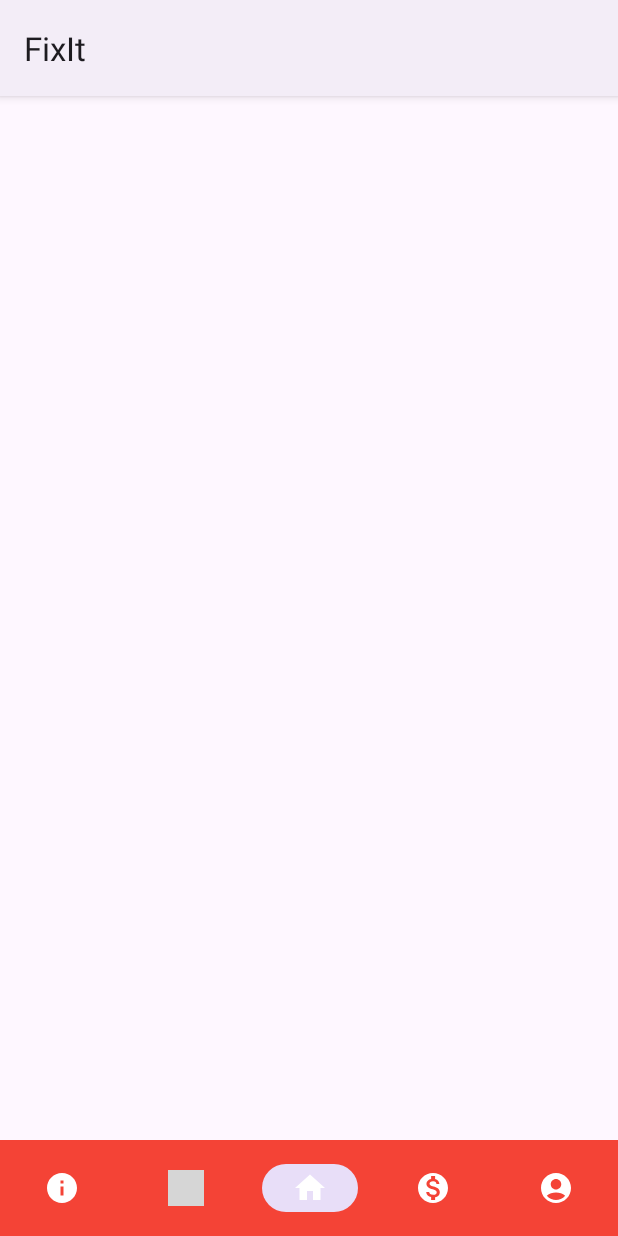
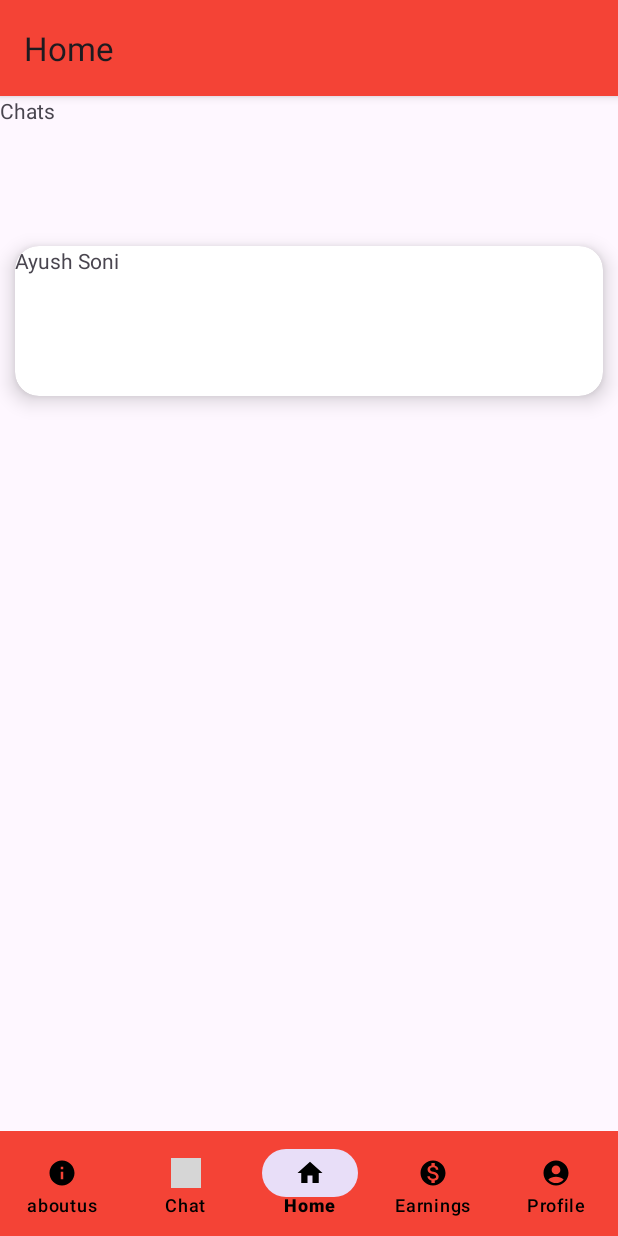
Before and after one commit to Ayush301077/FixIt, an Android app: the ServiceProviderDashboard screen opened directly, with no data from a screen before it, item 3 of the bottom bar chosen, on a phone screen of 412 x 824 dp. Run offline under Robolectric (Android 15) with nearby library versions, the phone set to English and light mode, and no system bars; grey boxes are pictures that could not be loaded.

Commit message:
service provider: created all demo fragments which change on the basis of icon clicked

```diff
--- a/app/src/main/AndroidManifest.xml
+++ b/app/src/main/AndroidManifest.xml
@@ -12,6 +12,10 @@
         android:supportsRtl="true"
         android:theme="@style/Base.Theme.FixIt"
         tools:targetApi="31">
+
+        <activity
+            android:name=".ServiceProviderSignUpActivity"
+            android:exported="false" />
         <activity
             android:name=".ServiceProviderDashboard"
             android:exported="false" />
--- /dev/null
+++ b/app/src/main/java/com/example/fixit/HomeFragment.java
@@ -0,0 +1,34 @@
+package com.example.fixit;
+
+import android.os.Bundle;
+
+import androidx.annotation.NonNull;
+import androidx.annotation.Nullable;
+import androidx.fragment.app.Fragment;
+
+import android.view.LayoutInflater;
+import android.view.View;
+import android.view.ViewGroup;
+import android.widget.TextView;
+
+
+public class HomeFragment extends Fragment {
+
+    TextView textview;
+    public HomeFragment() {
+
+    }
+
+    @Override
+    public View onCreateView(LayoutInflater inflater, ViewGroup container,
+                             Bundle savedInstanceState) {
+
+        return inflater.inflate(R.layout.fragment_home, container, false);
+    }
+
+    @Override
+    public void onViewCreated(@NonNull View view, @Nullable Bundle savedInstanceState) {
+        super.onViewCreated(view, savedInstanceState);
+
+    }
+}
--- a/app/src/main/java/com/example/fixit/ServiceProviderDashboard.java
+++ b/app/src/main/java/com/example/fixit/ServiceProviderDashboard.java
@@ -1,21 +1,89 @@
 package com.example.fixit;
 
+import android.graphics.Color;
+import android.graphics.drawable.ColorDrawable;
 import android.os.Bundle;
+import android.view.MenuItem;
+import android.widget.FrameLayout;
 
 import androidx.activity.EdgeToEdge;
+import androidx.annotation.NonNull;
+import androidx.appcompat.app.ActionBar;
 import androidx.appcompat.app.AppCompatActivity;
 import androidx.core.graphics.Insets;
 import androidx.core.view.ViewCompat;
 import androidx.core.view.WindowInsetsCompat;
+import androidx.fragment.app.Fragment;
+import androidx.fragment.app.FragmentManager;
+import androidx.fragment.app.FragmentTransaction;
+
+import com.google.android.material.bottomnavigation.BottomNavigationView;
+import com.google.android.material.navigation.NavigationBarView;
 
 public class ServiceProviderDashboard extends AppCompatActivity {
 
+    BottomNavigationView bnView;
+    FrameLayout frameLayout;
     @Override
     protected void onCreate(Bundle savedInstanceState) {
         super.onCreate(savedInstanceState);
         setContentView(R.layout.activity_service_provider_dashboard);
 
+        ActionBar actionBar = getSupportActionBar();
+        actionBar.setTitle("Home");
+        ColorDrawable colorDrawable
+                = new ColorDrawable(Color.parseColor("#F44336"));
+        actionBar.setBackgroundDrawable(colorDrawable);
 
+        bnView = findViewById(R.id.bnView);
+        frameLayout = findViewById(R.id.frameLayout);
+
+        bnView.setOnItemSelectedListener(new NavigationBarView.OnItemSelectedListener() {
+            @Override
+            public boolean onNavigationItemSelected(@NonNull MenuItem item) {
+
+                int id = item.getItemId();
+
+                if(id == R.id.home)
+                {
+                    loadFragment(new HomeFragment(), 1);
+
+                }
+                else if(id == R.id.aboutus)
+                {
+                    loadFragment(new AboutUsFragment(), 0);
+
+                }
+                else if(id == R.id.chats)
+                {
+                    loadFragment(new ChatsFragment(), 0);
+
+                }
+                else if(id == R.id.earnings)
+                {
+                    loadFragment(new EarningsFragment(), 0);
+
+                }
+                else
+                {
+                    loadFragment(new ProfileFragment(), 0);
+                }
+
+                return true;
+            }
+        });
+        bnView.setSelectedItemId(R.id.home);
 
     }
+
+    public void loadFragment(Fragment fragment, int flag)
+    {
+        FragmentManager fm = getSupportFragmentManager();
+        FragmentTransaction ft = fm.beginTransaction();
+        if(flag ==1)
+            ft.add(R.id.frameLayout, fragment);
+        else
+            ft.replace(R.id.frameLayout, fragment);
+        ft.commit();
+    }
 }
--- a/app/src/main/java/com/example/fixit/ServiceProviderSigninActivity.java
+++ b/app/src/main/java/com/example/fixit/ServiceProviderSigninActivity.java
@@ -59,6 +59,5 @@ public class ServiceProviderSigninActivity extends AppCompatActivity {
             }
         });
 
-
     }
 }
--- a/app/src/main/res/layout/activity_service_provider_dashboard.xml
+++ b/app/src/main/res/layout/activity_service_provider_dashboard.xml
@@ -8,7 +8,7 @@
     tools:context=".ServiceProviderDashboard">
 
     <FrameLayout
-        android:id="@+id/container"
+        android:id="@+id/frameLayout"
         android:layout_width="match_parent"
         android:layout_height="match_parent"
         android:layout_marginBottom="?attr/actionBarSize"
@@ -17,12 +17,15 @@
     <com.google.android.material.bottomnavigation.BottomNavigationView
         android:id="@+id/bnView"
         android:layout_width="match_parent"
-        android:layout_height="?attr/actionBarSize"
+        android:layout_height="70dp"
         app:layout_constraintBottom_toBottomOf="parent"
         app:layout_constraintStart_toStartOf="parent"
         app:menu="@menu/btm_nav_customer_dashboard"
-        app:itemIconTint="@color/white"
+        app:itemIconTint="@color/black"
         android:background="@color/orange"
-        app:labelVisibilityMode="unlabeled"
+        app:labelVisibilityMode="labeled"
+        app:itemTextColor="@color/black"
+        app:itemIconSize="20dp"
+
         />
 </androidx.constraintlayout.widget.ConstraintLayout>
--- /dev/null
+++ b/app/src/main/res/layout/fragment_chats.xml
@@ -0,0 +1,14 @@
+<?xml version="1.0" encoding="utf-8"?>
+<FrameLayout xmlns:android="http://schemas.android.com/apk/res/android"
+    xmlns:tools="http://schemas.android.com/tools"
+    android:layout_width="match_parent"
+    android:layout_height="match_parent"
+    tools:context=".ChatsFragment">
+
+    <!-- TODO: Update blank fragment layout -->
+    <TextView
+        android:layout_width="match_parent"
+        android:layout_height="match_parent"
+        android:text="Chats" />
+
+</FrameLayout>
--- /dev/null
+++ b/app/src/main/res/layout/fragment_home.xml
@@ -0,0 +1,34 @@
+<?xml version="1.0" encoding="utf-8"?>
+<FrameLayout xmlns:android="http://schemas.android.com/apk/res/android"
+    xmlns:tools="http://schemas.android.com/tools"
+    android:layout_width="match_parent"
+    android:layout_height="match_parent"
+    xmlns:app="http://schemas.android.com/apk/res-auto"
+    tools:context=".HomeFragment"
+    >
+
+    <androidx.cardview.widget.CardView
+        android:layout_width="match_parent"
+        android:layout_height="100dp"
+        android:layout_gravity="top"
+        android:layout_marginLeft="10dp"
+        android:layout_marginTop="100dp"
+        android:layout_marginRight="10dp"
+        android:layout_marginBottom="16dp"
+        android:background="@color/orange"
+        android:elevation="8dp"
+        app:cardCornerRadius="16dp"
+        app:cardElevation="8dp">
+
+        <LinearLayout
+            android:layout_width="wrap_content"
+            android:layout_height="wrap_content">
+
+            <TextView
+                android:layout_width="wrap_content"
+                android:layout_height="wrap_content"
+                android:text="Ayush Soni" />
+        </LinearLayout>
+
+    </androidx.cardview.widget.CardView>
+</FrameLayout>
--- a/app/src/main/res/values-night/themes.xml
+++ b/app/src/main/res/values-night/themes.xml
@@ -1,6 +1,6 @@
 <resources xmlns:tools="http://schemas.android.com/tools">
     <!-- Base application theme. -->
-    <style name="Base.Theme.FixIt" parent="Theme.Material3.DayNight.NoActionBar">
+    <style name="Base.Theme.FixIt" parent="Theme.Material3.DayNight">
         <!-- Customize your dark theme here. -->
         <!-- <item name="colorPrimary">@color/my_dark_primary</item> -->
     </style>
--- a/app/src/main/res/values/strings.xml
+++ b/app/src/main/res/values/strings.xml
@@ -1,3 +1,5 @@
 <resources>
     <string name="app_name">FixIt</string>
+    <!-- TODO: Remove or change this placeholder text -->
+    <string name="hello_blank_fragment">Hello blank fragment</string>
 </resources>
```
Also changed, not shown: app/src/main/java/com/example/fixit/AboutUsFragment.java (added, +24 -0 lines), app/src/main/java/com/example/fixit/ChatsFragment.java (added, +64 -0 lines), app/src/main/java/com/example/fixit/EarningsFragment.java (added, +64 -0 lines), app/src/main/java/com/example/fixit/ProfileFragment.java (added, +64 -0 lines), app/src/main/res/layout/fragment_about_us.xml (added, +14 -0 lines), app/src/main/res/layout/fragment_earnings.xml (added, +14 -0 lines), app/src/main/res/layout/fragment_profile.xml (added, +14 -0 lines).
